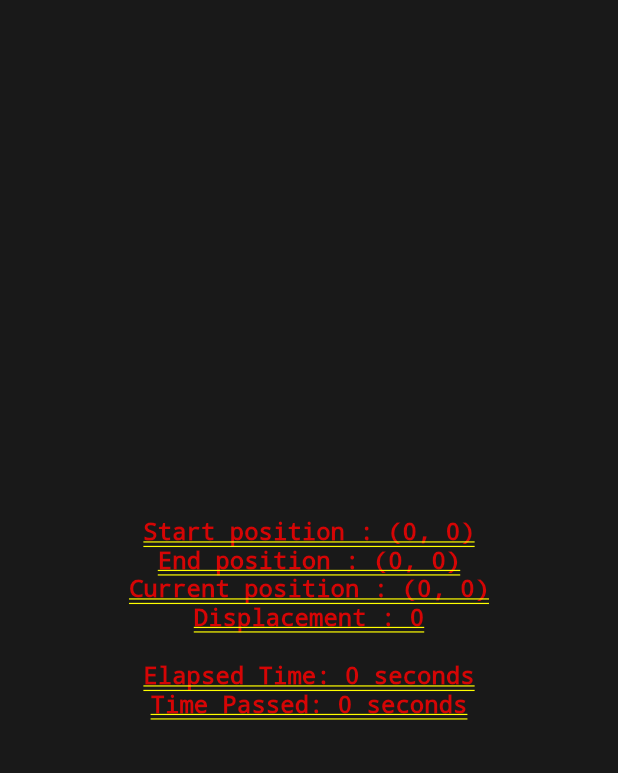
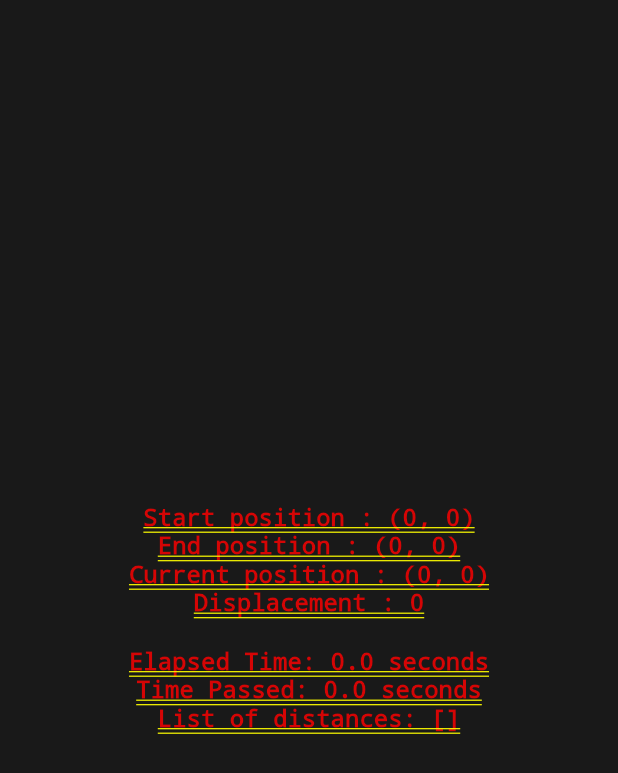
Before and after one commit to Santhosh-btw/TapTrail, a Flutter app: the screen it shows after launch, on a phone screen of 412 x 824 dp. Shown: the top 773 px of the screen. Run offline on Flutter 3.47's test engine with Material 2 defaults, Android fonts, the phone set to English and light mode, and no system bars.

Commit message:
Current Position tracker
getting the current position every 5 seconds

```diff
--- a/lib/main.dart
+++ b/lib/main.dart
@@ -5,7 +5,7 @@ import 'dart:async';
 void main() => runApp(MaterialApp(
       debugShowCheckedModeBanner: false,
       theme: ThemeData.dark(),
-      home: Scrl(),
+      home: const Scrl(),
     ));
 
 class Scrl extends StatefulWidget {
@@ -23,7 +23,9 @@ class _ScrlState extends State<Scrl> {
   double curX = 0, curY = 0;
   double elapsedTime = 0;
   Timer? timer;
+  Timer? distTime;
   double timepassed = 0;
+  List<List<double>> distTrack = [];
 
   @override
   void dispose() {
@@ -32,9 +34,17 @@ class _ScrlState extends State<Scrl> {
   }
 
   void startTimer() {
-    timer = Timer.periodic(Duration(milliseconds: 100), (timer) {
+    timer = Timer.periodic(const Duration(seconds: 1), (timer) {
       setState(() {
-        elapsedTime += 0.1;
+        elapsedTime++;
+      });
+    });
+  }
+
+  void distTracker() {
+    distTime = Timer.periodic(const Duration(seconds: 5), (timer) {
+      setState(() {
+        distTrack.insert(0, [curX, curY]);
       });
     });
   }
@@ -49,6 +59,7 @@ class _ScrlState extends State<Scrl> {
           elapsedTime = 0;
           disp = 0;
           startTimer();
+          distTracker();
         });
       },
       onPointerUp: (event) {
@@ -64,6 +75,8 @@ class _ScrlState extends State<Scrl> {
           print('---');
           timepassed = elapsedTime;
           timer?.cancel();
+          distTime?.cancel();
+          // distTrack = [];
         });
       },
       onPointerMove: (event) => setState(() {
@@ -73,26 +86,28 @@ class _ScrlState extends State<Scrl> {
       child: Container(
         width: double.infinity,
         height: double.infinity,
-        color: Color.fromARGB(255, 25, 25, 25),
+        color: const Color.fromARGB(255, 25, 25, 25),
         child: Center(
           child: Column(
             mainAxisAlignment: MainAxisAlignment.center,
             children: [
               Text(
                 'Start position : (${startX.round()}, ${startY.round()})',
-                style: TextStyle(fontSize: 16),
+                style: const TextStyle(fontSize: 16),
               ),
               Text('End position : (${endX.round()}, ${endY.round()})',
-                  style: TextStyle(fontSize: 16)),
+                  style: const TextStyle(fontSize: 16)),
               Text('Current position : (${curX.round()}, ${curY.round()})',
-                  style: TextStyle(fontSize: 16)),
+                  style: const TextStyle(fontSize: 16)),
               Text('Displacement : ${disp.round()}',
-                  style: TextStyle(fontSize: 16)),
-              SizedBox(height: 20),
-              Text('Elapsed Time: ${elapsedTime.round()} seconds',
-                  style: TextStyle(fontSize: 16)),
-              Text('Time Passed: ${timepassed.round()} seconds',
-                  style: TextStyle(fontSize: 16)),
+                  style: const TextStyle(fontSize: 16)),
+              const SizedBox(height: 20),
+              Text('Elapsed Time: $elapsedTime seconds',
+                  style: const TextStyle(fontSize: 16)),
+              Text('Time Passed: $timepassed seconds',
+                  style: const TextStyle(fontSize: 16)),
+              Text('List of distances: $distTrack',
+                  style: const TextStyle(fontSize: 16)),
             ],
           ),
         ),
```
